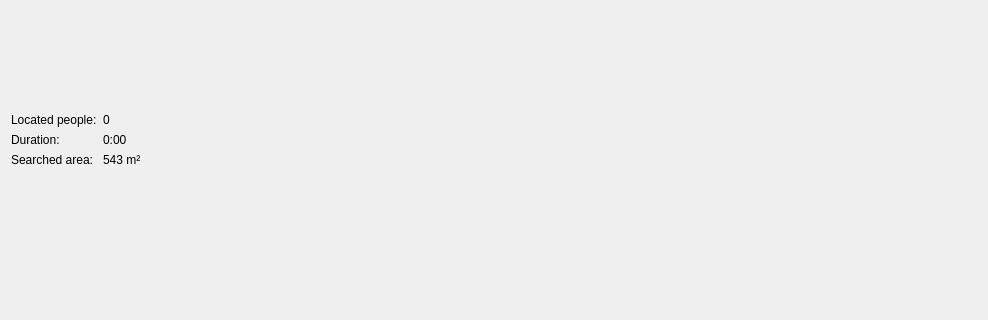
Qt form src/ui/overviewsearchitem.ui (jspngh/shae-workstation) before a commit; both pictures show x 0 to 988 and y 204 to 524 of the 988 by 627 pixel window.
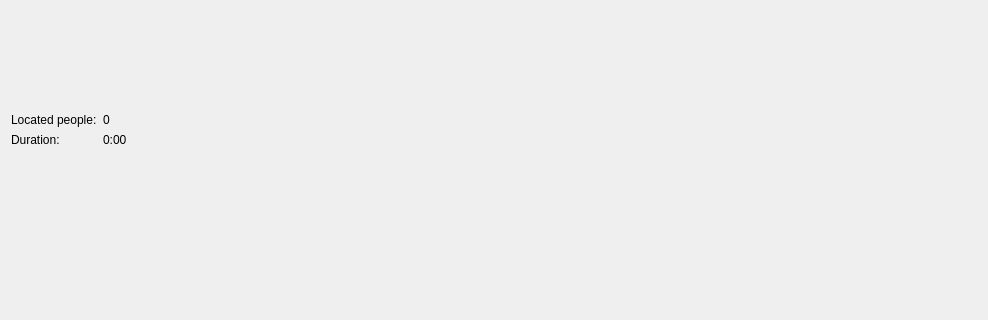
The same form after that commit.

Commit message: update area and connectivity

```diff
--- a/src/ui/overviewsearchitem.ui
+++ b/src/ui/overviewsearchitem.ui
@@ -52,20 +52,6 @@
        </property>
       </widget>
      </item>
-     <item row="2" column="0">
-      <widget class="QLabel" name="searchAreaLabel">
-       <property name="text">
-        <string>Searched area:</string>
-       </property>
-      </widget>
-     </item>
-     <item row="2" column="1">
-      <widget class="QLabel" name="searchAreaValue">
-       <property name="text">
-        <string>543 m²</string>
-       </property>
-      </widget>
-     </item>
     </layout>
    </item>
   </layout>
```
Left out of the diff: 2 changed lines with no effect on the pictures. The commit also changes 6 other files.
